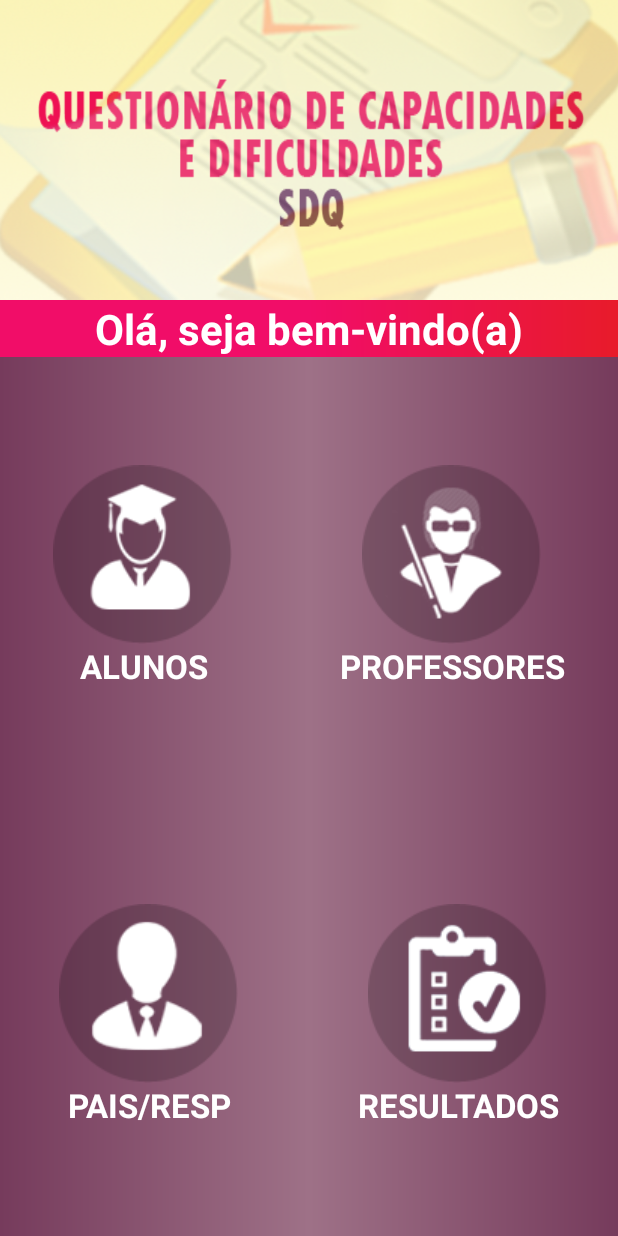
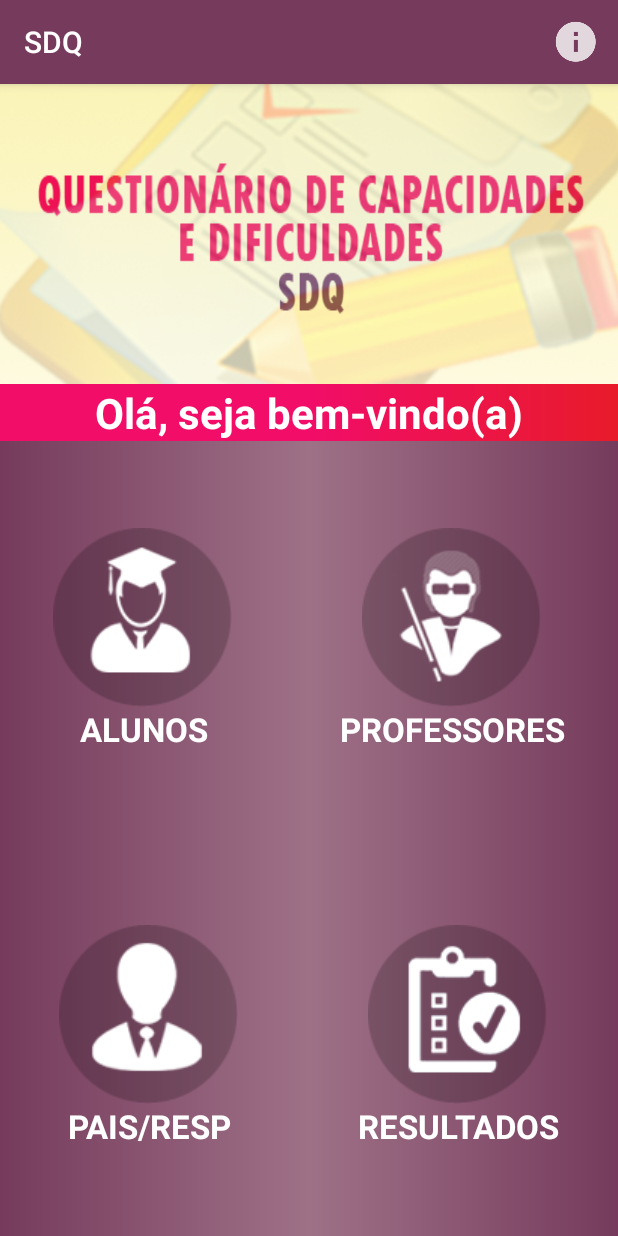
Before and after one commit to messiasf10/Projeto-Externo-SDQ-Released, an Android app: the screen it shows after launch (MainActivity), on a phone screen of 412 x 824 dp. Run offline under Robolectric (Android 15) with nearby library versions, the phone set to English and light mode, and no system bars; libraries missing offline, so code that uses them is left out: io.realm; 2 statements that could not run were skipped.

Commit message:
Tela sobre o App Portrait

```diff
--- a/SDQ/app/src/main/java/com/developer/barbosa/sdq/telas/MainActivity.java
+++ b/SDQ/app/src/main/java/com/developer/barbosa/sdq/telas/MainActivity.java
@@ -2,10 +2,13 @@ package com.developer.barbosa.sdq.telas;
 
 import android.content.Context;
 import android.content.Intent;
+import android.graphics.Color;
+import android.graphics.drawable.ColorDrawable;
 import android.os.Bundle;
 import android.support.design.widget.NavigationView;
 import android.support.v4.view.GravityCompat;
 import android.support.v4.widget.DrawerLayout;
+import android.support.v7.app.ActionBar;
 import android.support.v7.app.ActionBarDrawerToggle;
 import android.support.v7.app.AppCompatActivity;
 import android.support.v7.widget.Toolbar;
@@ -14,8 +17,10 @@ import android.view.MenuItem;
 import android.view.View;
 import android.widget.Button;
 import android.widget.TextView;
+import android.widget.Toast;
 
 import com.developer.barbosa.sdq.R;
+import com.developer.barbosa.sdq.enums.TipoQuestionario;
 import com.developer.barbosa.sdq.model.QuestaoResposta;
 import com.developer.barbosa.sdq.model.Questionario;
 import com.developer.barbosa.sdq.model.SubQuestoes;
@@ -23,9 +28,11 @@ import com.developer.barbosa.sdq.model.SubQuestoes;
 import java.util.List;
 
 import io.realm.Realm;
+import io.realm.RealmList;
+import io.realm.RealmQuery;
 
 public class MainActivity extends AppCompatActivity
-        implements NavigationView.OnNavigationItemSelectedListener {
+        /*implements NavigationView.OnNavigationItemSelectedListener*/ {
 
     private Context context = this;
 
@@ -36,13 +43,16 @@ public class MainActivity extends AppCompatActivity
         Toolbar toolbar = (Toolbar) findViewById(R.id.toolbar);
         setSupportActionBar(toolbar);
 
-        getSupportActionBar().hide();
+        ActionBar bar = getSupportActionBar();
+        bar.setBackgroundDrawable(new ColorDrawable(Color.parseColor("#763b5c")));
 
-        DrawerLayout drawer = (DrawerLayout) findViewById(R.id.drawer_layout);
+        // getSupportActionBar().hide();
+
+        /*DrawerLayout drawer = (DrawerLayout) findViewById(R.id.drawer_layout);
         ActionBarDrawerToggle toggle = new ActionBarDrawerToggle(
                 this, drawer, toolbar, R.string.navigation_drawer_open, R.string.navigation_drawer_close);
         drawer.setDrawerListener(toggle);
-        toggle.syncState();
+        toggle.syncState();*/
 
         /*NavigationView navigationView = (NavigationView) findViewById(R.id.nav_view);
         navigationView.setNavigationItemSelectedListener(this);*/
@@ -84,7 +94,7 @@ public class MainActivity extends AppCompatActivity
 
     }
 
-    @Override
+    /*@Override
     public void onBackPressed() {
         DrawerLayout drawer = (DrawerLayout) findViewById(R.id.drawer_layout);
         if (drawer.isDrawerOpen(GravityCompat.START)) {
@@ -92,7 +102,7 @@ public class MainActivity extends AppCompatActivity
         } else {
             super.onBackPressed();
         }
-    }
+    }*/
 
     @Override
     public boolean onCreateOptionsMenu(Menu menu) {
@@ -109,36 +119,18 @@ public class MainActivity extends AppCompatActivity
         int id = item.getItemId();
 
         //noinspection SimplifiableIfStatement
-        if (id == R.id.action_settings) {
-            Realm realm = Realm.getDefaultInstance();
-            realm.beginTransaction();
+        if (id == R.id.action_sobre_app) {
 
-            List<Questionario> questionarios = realm.where(Questionario.class).findAll();
+            Intent intent = new Intent(MainActivity.this, SobreAplicativoActivity.class);
+            startActivity(intent);
 
-            for (Questionario q : questionarios){
-                System.out.println(q.toString());
-                for(QuestaoResposta qr : q.getQuestaoRespostas()){
-                    System.out.println("Questao: " + qr.getQuestao() + " / Resposta: " + qr.getResposta());
-                }
-            }
-
-            List<QuestaoResposta> qr = realm.where(QuestaoResposta.class).findAll();
-
-            System.out.println("Número de Questões e Respostas No Banco: " + qr.size());
-
-            List<SubQuestoes> sq = realm.where(SubQuestoes.class).findAll();
-
-            System.out.println("Número de Sub Questões No Banco: " + sq.size());
-
-            realm.commitTransaction();
-            realm.close();
             return true;
         }
 
         return super.onOptionsItemSelected(item);
     }
 
-    @SuppressWarnings("StatementWithEmptyBody")
+    /*@SuppressWarnings("StatementWithEmptyBody")
     @Override
     public boolean onNavigationItemSelected(MenuItem item) {
         // Handle navigation view item clicks here.
@@ -161,5 +153,5 @@ public class MainActivity extends AppCompatActivity
         DrawerLayout drawer = (DrawerLayout) findViewById(R.id.drawer_layout);
         drawer.closeDrawer(GravityCompat.START);
         return true;
-    }
+    }*/
 }
```
Also changed, not shown: SDQ/app/src/main/AndroidManifest.xml (+12 -5 lines).
